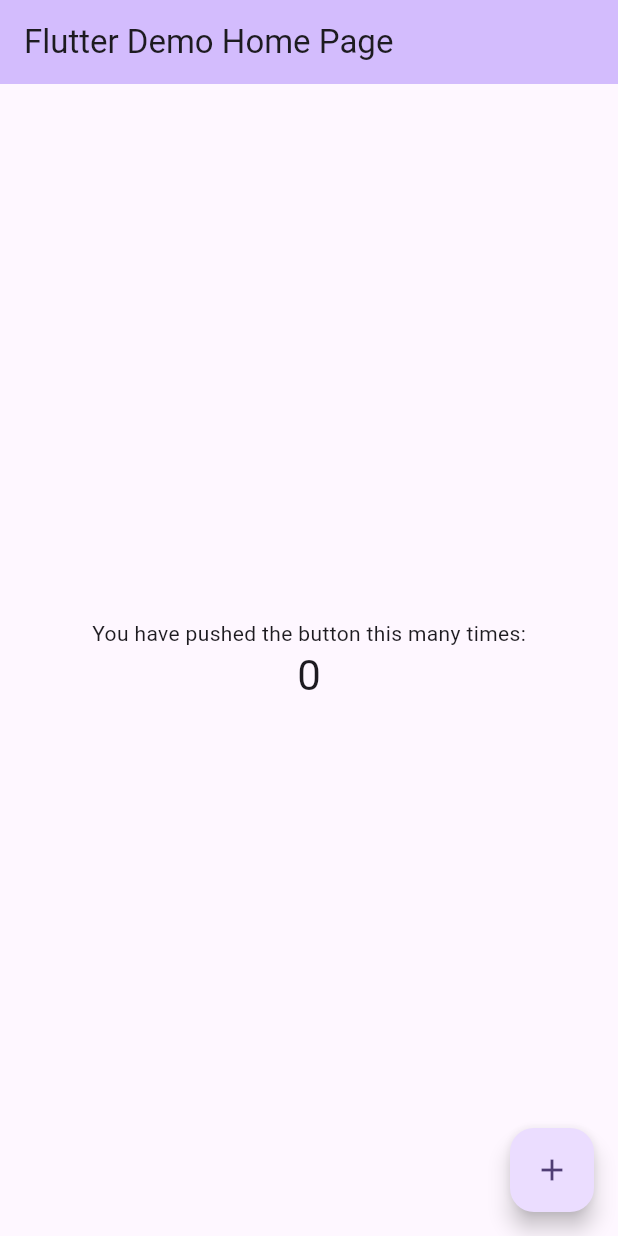
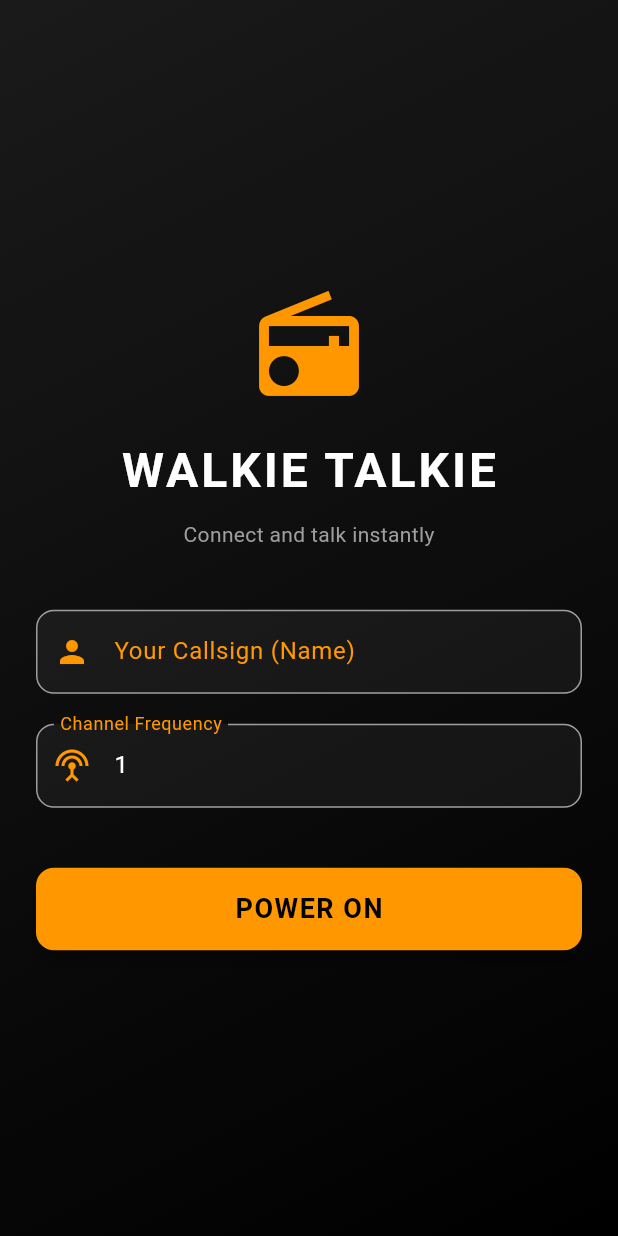
Before and after one commit to could-ai/019aa4ac-3532-7c01-b51d-3c4043df3531, a Flutter app: the screen it shows after launch, on a phone screen of 412 x 824 dp. Run offline on Flutter 3.47's test engine with Material 3 defaults, Android fonts, the phone set to English and light mode, and no system bars; our stand-ins replace google_fonts.

Commit message:
Added google_fonts for LCD style text and provider for state management.; Setup main app with dark theme, routes, and provider configuration.; Created AppState provider to manage user, channel, and transmission status.; Created WelcomeScreen for user name and channel input.; Created WalkieTalkieScreen with LCD display and visual feedback.; Created PTTButton widget with animations and state handling.

```diff
--- a/usr/lib/main.dart
+++ b/usr/lib/main.dart
@@ -1,120 +1,46 @@
 import 'package:flutter/material.dart';
+import 'package:google_fonts/google_fonts.dart';
+import 'package:provider/provider.dart';
+import 'screens/welcome_screen.dart';
+import 'screens/walkie_talkie_screen.dart';
+import 'providers/app_state.dart';
 
 void main() {
-  runApp(const MyApp());
+  runApp(
+    MultiProvider(
+      providers: [
+        ChangeNotifierProvider(create: (_) => AppState()),
+      ],
+      child: const MyApp(),
+    ),
+  );
 }
 
 class MyApp extends StatelessWidget {
   const MyApp({super.key});
 
-  // This widget is the root of your application.
   @override
   Widget build(BuildContext context) {
     return MaterialApp(
-      title: 'Flutter Demo',
+      title: 'Walkie Talkie',
       debugShowCheckedModeBanner: false,
       theme: ThemeData(
-        // This is the theme of your application.
-        //
-        // TRY THIS: Try running your application with "flutter run". You'll see
-        // the application has a purple toolbar. Then, without quitting the app,
-        // try changing the seedColor in the colorScheme below to Colors.green
-        // and then invoke "hot reload" (save your changes or press the "hot
-        // reload" button in a Flutter-supported IDE, or press "r" if you used
-        // the command line to start the app).
-        //
-        // Notice that the counter didn't reset back to zero; the application
-        // state is not lost during the reload. To reset the state, use hot
-        // restart instead.
-        //
-        // This works for code too, not just values: Most code changes can be
-        // tested with just a hot reload.
-        colorScheme: ColorScheme.fromSeed(seedColor: Colors.deepPurple),
+        brightness: Brightness.dark,
+        primaryColor: Colors.orange,
+        scaffoldBackgroundColor: const Color(0xFF1A1A1A),
+        colorScheme: ColorScheme.dark(
+          primary: Colors.orange,
+          secondary: Colors.tealAccent,
+          surface: const Color(0xFF2C2C2C),
+        ),
+        useMaterial3: true,
+        textTheme: GoogleFonts.robotoTextTheme(ThemeData.dark().textTheme),
       ),
-      home: const MyHomePage(title: 'Flutter Demo Home Page'),
+      initialRoute: '/',
+      routes: {
+        '/': (context) => const WelcomeScreen(),
+        '/talkie': (context) => const WalkieTalkieScreen(),
+      },
     );
   }
 }
-
-class MyHomePage extends StatefulWidget {
-  const MyHomePage({super.key, required this.title});
-
-  // This widget is the home page of your application. It is stateful, meaning
-  // that it has a State object (defined below) that contains fields that affect
-  // how it looks.
-
-  // This class is the configuration for the state. It holds the values (in this
-  // case the title) provided by the parent (in this case the App widget) and
-  // used by the build method of the State. Fields in a Widget subclass are
-  // always marked "final".
-
-  final String title;
-
-  @override
-  State<MyHomePage> createState() => _MyHomePageState();
-}
-
-class _MyHomePageState extends State<MyHomePage> {
-  int _counter = 0;
-
-  void _incrementCounter() {
-    setState(() {
-      // This call to setState tells the Flutter framework that something has
-      // changed in this State, which causes it to rerun the build method below
-      // so that the display can reflect the updated values. If we changed
-      // _counter without calling setState(), then the build method would not be
-      // called again, and so nothing would appear to happen.
-      _counter++;
-    });
-  }
-
-  @override
-  Widget build(BuildContext context) {
-    // This method is rerun every time setState is called, for instance as done
-    // by the _incrementCounter method above.
-    //
-    // The Flutter framework has been optimized to make rerunning build methods
-    // fast, so that you can just rebuild anything that needs updating rather
-    // than having to individually change instances of widgets.
-    return Scaffold(
-      appBar: AppBar(
-        // TRY THIS: Try changing the color here to a specific color (to
-        // Colors.amber, perhaps?) and trigger a hot reload to see the AppBar
-        // change color while the other colors stay the same.
-        backgroundColor: Theme.of(context).colorScheme.inversePrimary,
-        // Here we take the value from the MyHomePage object that was created by
-        // the App.build method, and use it to set our appbar title.
-        title: Text(widget.title),
-      ),
-      body: Center(
-        // Center is a layout widget. It takes a single child and positions it
-        // in the middle of the parent.
-        child: Column(
-          // Column is also a layout widget. It takes a list of children and
-          // arranges them vertically. By default, it sizes itself to fit its
-          // children horizontally, and tries to be as tall as its parent.
-          //
-          // Column has various properties to control how it sizes itself and
-          // how it positions its children. Here we use mainAxisAlignment to
-          // center the children vertically; the main axis here is the vertical
-          // axis because Columns are vertical (the cross axis would be
-          // horizontal).
-          //
-          // TRY THIS: Invoke "debug painting" (choose the "Toggle Debug Paint"
-          // action in the IDE, or press "p" in the console), to see the
-          // wireframe for each widget.
-          mainAxisAlignment: MainAxisAlignment.center,
-          children: <Widget>[
-            const Text('You have pushed the button this many times:'),
-            Text('$_counter', style: Theme.of(context).textTheme.headlineMedium),
-          ],
-        ),
-      ),
-      floatingActionButton: FloatingActionButton(
-        onPressed: _incrementCounter,
-        tooltip: 'Increment',
-        child: const Icon(Icons.add),
-      ), // This trailing comma makes auto-formatting nicer for build methods.
-    );
-  }
-}
--- /dev/null
+++ b/usr/lib/providers/app_state.dart
@@ -0,0 +1,39 @@
+import 'package:flutter/material.dart';
+
+class AppState extends ChangeNotifier {
+  String _username = '';
+  String _channel = '1';
+  bool _isTransmitting = false;
+  bool _isReceiving = false;
+
+  String get username => _username;
+  String get channel => _channel;
+  bool get isTransmitting => _isTransmitting;
+  bool get isReceiving => _isReceiving;
+
+  void setUsername(String name) {
+    _username = name;
+    notifyListeners();
+  }
+
+  void setChannel(String channel) {
+    _channel = channel;
+    notifyListeners();
+  }
+
+  void startTransmitting() {
+    _isTransmitting = true;
+    notifyListeners();
+  }
+
+  void stopTransmitting() {
+    _isTransmitting = false;
+    notifyListeners();
+  }
+
+  // Simulation for receiving data
+  void simulateIncomingTransmission(bool active) {
+    _isReceiving = active;
+    notifyListeners();
+  }
+}
--- /dev/null
+++ b/usr/lib/screens/welcome_screen.dart
@@ -0,0 +1,145 @@
+import 'package:flutter/material.dart';
+import 'package:provider/provider.dart';
+import '../providers/app_state.dart';
+
+class WelcomeScreen extends StatefulWidget {
+  const WelcomeScreen({super.key});
+
+  @override
+  State<WelcomeScreen> createState() => _WelcomeScreenState();
+}
+
+class _WelcomeScreenState extends State<WelcomeScreen> {
+  final TextEditingController _nameController = TextEditingController();
+  final TextEditingController _channelController = TextEditingController(text: '1');
+
+  @override
+  void dispose() {
+    _nameController.dispose();
+    _channelController.dispose();
+    super.dispose();
+  }
+
+  void _joinChannel() {
+    if (_nameController.text.isNotEmpty && _channelController.text.isNotEmpty) {
+      final appState = Provider.of<AppState>(context, listen: false);
+      appState.setUsername(_nameController.text);
+      appState.setChannel(_channelController.text);
+      Navigator.pushNamed(context, '/talkie');
+    } else {
+      ScaffoldMessenger.of(context).showSnackBar(
+        const SnackBar(content: Text('Please enter your name and a channel')),
+      );
+    }
+  }
+
+  @override
+  Widget build(BuildContext context) {
+    return Scaffold(
+      body: Container(
+        decoration: const BoxDecoration(
+          gradient: LinearGradient(
+            begin: Alignment.topLeft,
+            end: Alignment.bottomRight,
+            colors: [Color(0xFF1A1A1A), Color(0xFF000000)],
+          ),
+        ),
+        child: Center(
+          child: SingleChildScrollView(
+            padding: const EdgeInsets.all(24.0),
+            child: Column(
+              mainAxisAlignment: MainAxisAlignment.center,
+              children: [
+                const Icon(
+                  Icons.radio,
+                  size: 80,
+                  color: Colors.orange,
+                ),
+                const SizedBox(height: 20),
+                const Text(
+                  'WALKIE TALKIE',
+                  style: TextStyle(
+                    fontSize: 32,
+                    fontWeight: FontWeight.bold,
+                    letterSpacing: 2,
+                    color: Colors.white,
+                  ),
+                ),
+                const SizedBox(height: 10),
+                const Text(
+                  'Connect and talk instantly',
+                  style: TextStyle(color: Colors.grey),
+                ),
+                const SizedBox(height: 40),
+                TextField(
+                  controller: _nameController,
+                  style: const TextStyle(color: Colors.white),
+                  decoration: InputDecoration(
+                    labelText: 'Your Callsign (Name)',
+                    labelStyle: const TextStyle(color: Colors.orange),
+                    prefixIcon: const Icon(Icons.person, color: Colors.orange),
+                    enabledBorder: OutlineInputBorder(
+                      borderSide: const BorderSide(color: Colors.grey),
+                      borderRadius: BorderRadius.circular(12),
+                    ),
+                    focusedBorder: OutlineInputBorder(
+                      borderSide: const BorderSide(color: Colors.orange),
+                      borderRadius: BorderRadius.circular(12),
+                    ),
+                    filled: true,
+                    fillColor: Colors.white.withOpacity(0.05),
+                  ),
+                ),
+                const SizedBox(height: 20),
+                TextField(
+                  controller: _channelController,
+                  keyboardType: TextInputType.number,
+                  style: const TextStyle(color: Colors.white),
+                  decoration: InputDecoration(
+                    labelText: 'Channel Frequency',
+                    labelStyle: const TextStyle(color: Colors.orange),
+                    prefixIcon: const Icon(Icons.settings_input_antenna, color: Colors.orange),
+                    enabledBorder: OutlineInputBorder(
+                      borderSide: const BorderSide(color: Colors.grey),
+                      borderRadius: BorderRadius.circular(12),
+                    ),
+                    focusedBorder: OutlineInputBorder(
+                      borderSide: const BorderSide(color: Colors.orange),
+                      borderRadius: BorderRadius.circular(12),
+                    ),
+                    filled: true,
+                    fillColor: Colors.white.withOpacity(0.05),
+                  ),
+                ),
+                const SizedBox(height: 40),
+                SizedBox(
+                  width: double.infinity,
+                  height: 55,
+                  child: ElevatedButton(
+                    onPressed: _joinChannel,
+                    style: ElevatedButton.styleFrom(
+                      backgroundColor: Colors.orange,
+                      foregroundColor: Colors.black,
+                      shape: RoundedRectangleBorder(
+                        borderRadius: BorderRadius.circular(12),
+                      ),
+                      elevation: 5,
+                    ),
+                    child: const Text(
+                      'POWER ON',
+                      style: TextStyle(
+                        fontSize: 18,
+                        fontWeight: FontWeight.bold,
+                        letterSpacing: 1,
+                      ),
+                    ),
+                  ),
+                ),
+              ],
+            ),
+          ),
+        ),
+      ),
+    );
+  }
+}
```
Also changed, not shown: usr/lib/screens/walkie_talkie_screen.dart (added, +206 -0 lines), usr/lib/widgets/ptt_button.dart (added, +117 -0 lines), usr/pubspec.yaml (+3 -70 lines).
